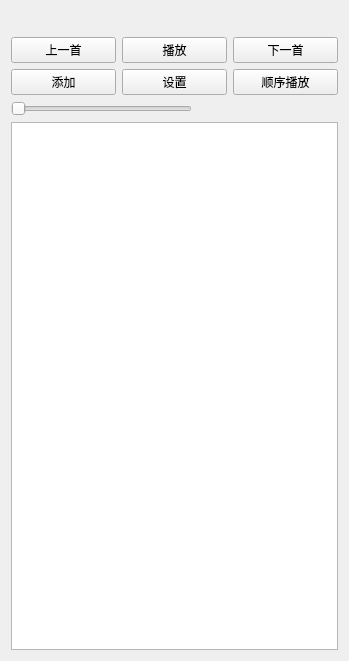
First picture: the form in mainpage.ui, repository zuozl1992/FQFPlayer, before the edit.
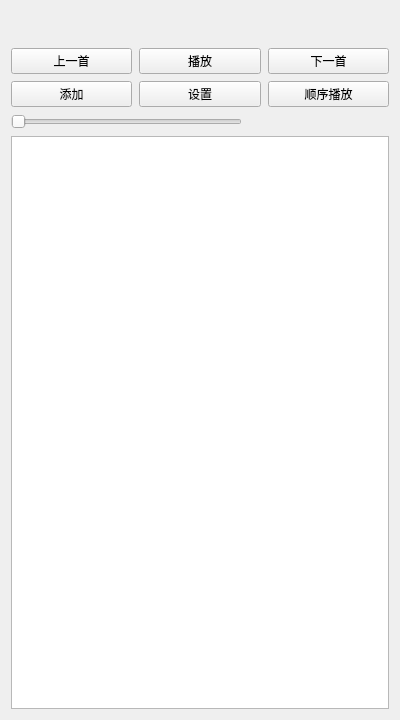
Second picture: the form after the edit. Custom widgets are drawn as their Qt base class.

```diff
--- a/mainpage.ui
+++ b/mainpage.ui
@@ -6,8 +6,8 @@
    <rect>
     <x>0</x>
     <y>0</y>
-    <width>349</width>
-    <height>661</height>
+    <width>400</width>
+    <height>720</height>
    </rect>
   </property>
   <property name="windowTitle">
@@ -16,18 +16,21 @@
   <layout class="QGridLayout" name="gridLayout">
    <item row="0" column="0">
     <layout class="QVBoxLayout" name="verticalLayout">
+     <property name="spacing">
+      <number>7</number>
+     </property>
      <item>
       <widget class="QWidget" name="head" native="true">
        <property name="minimumSize">
         <size>
          <width>0</width>
-         <height>20</height>
+         <height>30</height>
         </size>
        </property>
        <property name="maximumSize">
         <size>
          <width>16777215</width>
-         <height>20</height>
+         <height>30</height>
         </size>
        </property>
        <layout class="QGridLayout" name="gridLayout_2"/>
```
